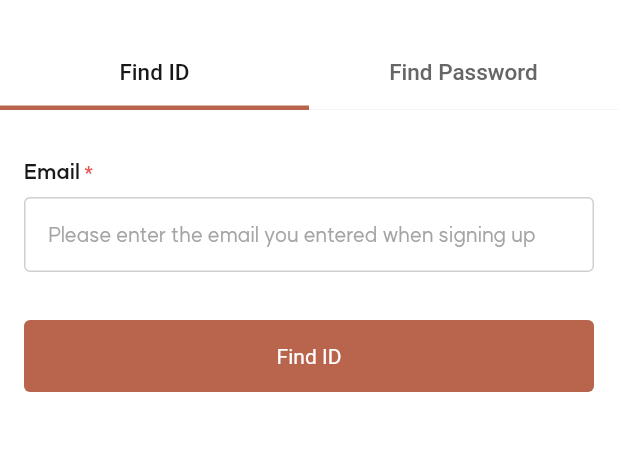
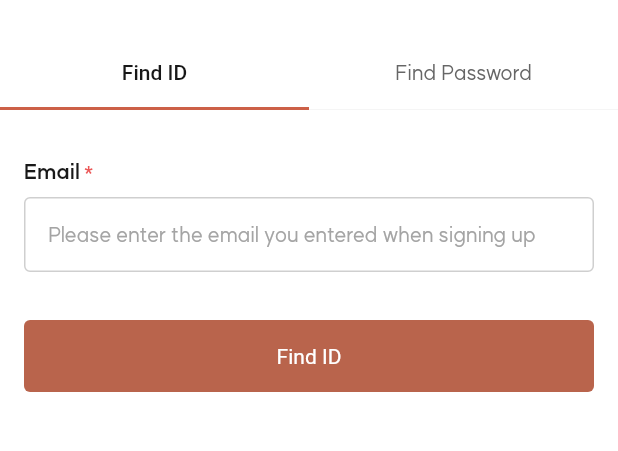
Before and after one commit to souravpanda94/Centropolis, a Flutter app: the FindIDPassword screen opened directly, on a phone screen of 412 x 824 dp, the part 55-506 px from its top. Run offline on Flutter 3.47's test engine with Material 2 defaults, Android fonts, the light colour scheme and no system bars; our stand-ins replace barcode_widget, carousel_slider, easy_localization, flutter_image_slideshow, flutter_svg, fluttertoast and 1 more; missing offline and left inert: flutter_barcode_scanner; accounts and stored records are empty; Roboto replaces fonts that are missing (SemiBold).

Commit message:
code modify in FindIDPassword

```diff
--- a/centropolis/lib/screens/common_module/find_ID_password.dart
+++ b/centropolis/lib/screens/common_module/find_ID_password.dart
@@ -93,20 +93,20 @@ class _FindIDPasswordState extends State<FindIDPassword> with SingleTickerProvid
                     labelColor: CustomColors.textColor8,
                     labelStyle: const TextStyle(
                       color: CustomColors.textColor8,
-                      fontSize: 15,
+                      fontSize: 14,
                       fontFamily: 'SemiBold',
                     ),
                     unselectedLabelColor: CustomColors.greyColor1,
                     unselectedLabelStyle: const TextStyle(
                       color: CustomColors.greyColor1,
-                      fontSize: 15,
-                      fontFamily: 'SemiBold',
+                      fontSize: 14,
+                      fontFamily: 'Regular',
                     ),
-                    indicatorColor: CustomColors.buttonColor,
+                    indicatorColor: CustomColors.buttonBackgroundColor,
                     indicator:  const UnderlineTabIndicator(
                       borderSide: BorderSide(
-                          width: 3.0,
-                          color: CustomColors.buttonColor),
+                          width: 2.0,
+                          color: CustomColors.buttonBackgroundColor),
                       // insets: EdgeInsets.symmetric(horizontal:16.0)
                     ),
                   ),
--- a/centropolis/lib/screens/tenant_service/tenant_service.dart
+++ b/centropolis/lib/screens/tenant_service/tenant_service.dart
@@ -62,7 +62,7 @@ class _TenantServiceScreenState extends State<TenantServiceScreen> {
               labelStyle: const TextStyle(
                 color: CustomColors.textColor8,
                 fontSize: 14,
-                fontFamily: 'Medium',
+                fontFamily: 'SemiBold',
               ),
               unselectedLabelColor: CustomColors.greyColor1,
               unselectedLabelStyle: const TextStyle(
```
